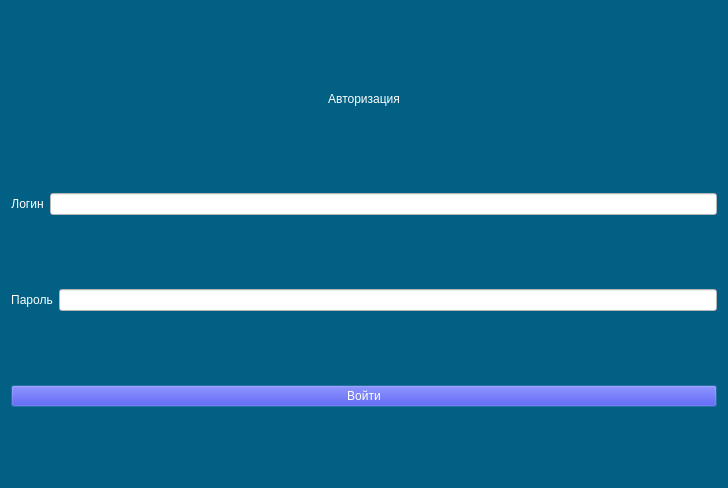
AlexGol005/QTdatabase, file autorisation.ui: the form before one commit.
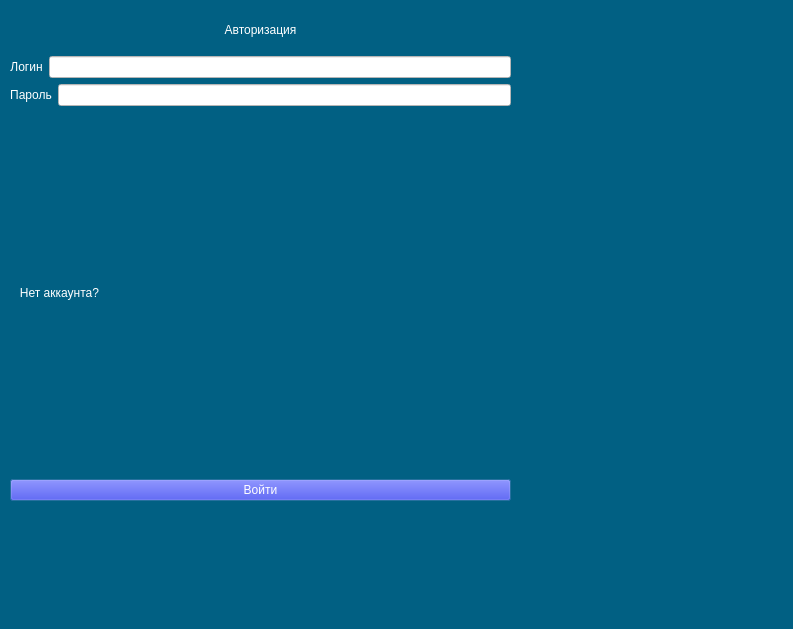
The form after the commit.

```diff
--- a/autorisation.ui
+++ b/autorisation.ui
@@ -6,8 +6,8 @@
    <rect>
     <x>0</x>
     <y>0</y>
-    <width>728</width>
-    <height>488</height>
+    <width>793</width>
+    <height>629</height>
    </rect>
   </property>
   <property name="windowTitle">
@@ -17,6 +17,15 @@
    <string notr="true">background-color: rgb(0, 97, 97);
 background-color: rgb(1, 96, 131);</string>
   </property>
+  <widget class="QWidget" name="widget" native="true">
+   <property name="geometry">
+    <rect>
+     <x>10</x>
+     <y>10</y>
+     <width>501</width>
+     <height>491</height>
+    </rect>
+   </property>
   <layout class="QVBoxLayout" name="verticalLayout_2">
    <item>
     <widget class="QLabel" name="label_autorisation">
@@ -94,6 +103,17 @@
      </item>
     </layout>
    </item>
+    <item>
+     <widget class="QLabel" name="label_no_acc">
+      <property name="styleSheet">
+       <string notr="true">font: 75 12pt &quot;MS Shell Dlg 2&quot;;
+color: rgb(255, 255, 255);</string>
+      </property>
+      <property name="text">
+       <string>   Нет аккаунта?</string>
+      </property>
+     </widget>
+    </item>
    <item>
     <widget class="QPushButton" name="pushButton_enter">
      <property name="minimumSize">
@@ -113,6 +133,7 @@
     </widget>
    </item>
   </layout>
+  </widget>
  </widget>
  <resources/>
  <connections/>
```
Lines whose indentation alone changed are shown as unchanged.
